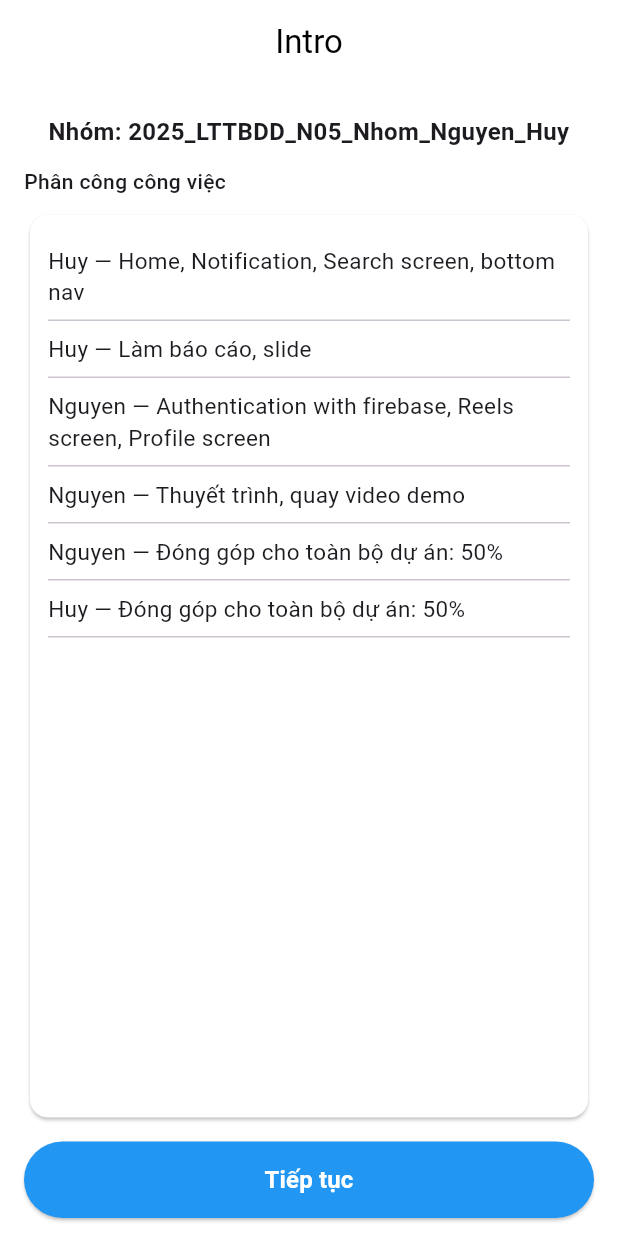
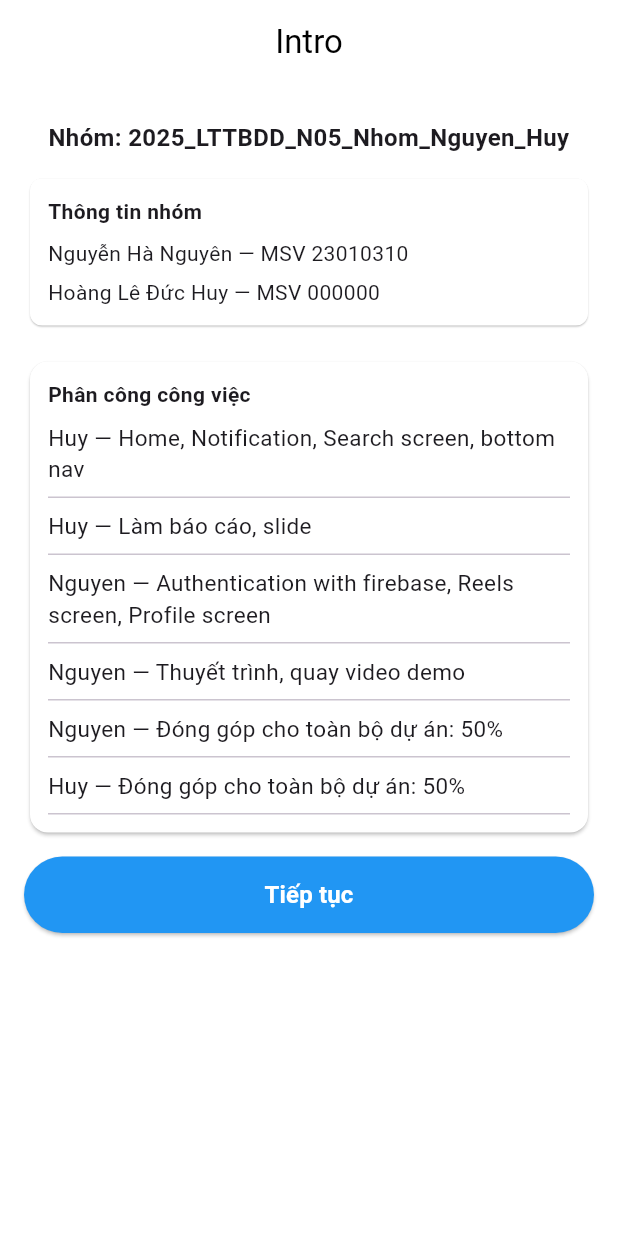
Before and after one commit to Nguyen1976/2025_LTTBDD_N05_Nhom_Nguyen_Huy, a Flutter app: the screen it shows after launch, on a phone screen of 412 x 824 dp. Run offline on Flutter 3.47's test engine with Material 3 defaults, Android fonts, the phone set to English and light mode, and no system bars; our stand-ins replace cloud_firestore, firebase_auth, firebase_core, google_sign_in, smooth_page_indicator, video_player; accounts and stored records are empty.

Commit message:
feat: Update Intro screen layout and add team information section

```diff
--- a/lib/screens/intro.dart
+++ b/lib/screens/intro.dart
@@ -29,23 +29,48 @@ class Intro extends StatelessWidget {
       body: SafeArea(
         child: Padding(
           padding: const EdgeInsets.symmetric(horizontal: 16.0, vertical: 12.0),
-          child: Column(
-            crossAxisAlignment: CrossAxisAlignment.stretch,
+          child: ListView(
             children: [
-              const SizedBox(height: 8),
+              const SizedBox(height: 12),
+
               const Text(
                 'Nhóm: 2025_LTTBDD_N05_Nhom_Nguyen_Huy',
                 style: TextStyle(fontSize: 16, fontWeight: FontWeight.w600),
                 textAlign: TextAlign.center,
               ),
               const SizedBox(height: 12),
-              const Text(
-                'Phân công công việc',
-                style: TextStyle(fontSize: 14, fontWeight: FontWeight.w500),
+
+              Card(
+                color: Colors.white,
+                elevation: 0.5,
+                shape: RoundedRectangleBorder(
+                  borderRadius: BorderRadius.circular(8),
+                ),
+                child: Padding(
+                  padding: const EdgeInsets.symmetric(
+                    vertical: 12.0,
+                    horizontal: 12.0,
+                  ),
+                  child: Column(
+                    crossAxisAlignment: CrossAxisAlignment.start,
+                    children: const [
+                      Text(
+                        'Thông tin nhóm',
+                        style: TextStyle(fontWeight: FontWeight.w600),
+                      ),
+                      SizedBox(height: 8),
+                      Text('Nguyễn Hà Nguyên — MSV 23010310'),
+                      SizedBox(height: 6),
+                      Text('Hoàng Lê Đức Huy — MSV 000000'),
+                    ],
+                  ),
+                ),
               ),
+
               const SizedBox(height: 8),
 
-              // Simple text list: each line shows "Tên — Công việc"
+              const SizedBox(height: 8),
+
               Expanded(
                 child: Card(
                   color: Colors.white,
@@ -58,6 +83,10 @@ class Intro extends StatelessWidget {
                     child: Column(
                       crossAxisAlignment: CrossAxisAlignment.start,
                       children: [
+                        const Text(
+                          'Phân công công việc',
+                          style: TextStyle(fontWeight: FontWeight.w600),
+                        ),
                         for (final m in members) ...[
                           Padding(
                             padding: const EdgeInsets.symmetric(vertical: 8.0),
```
